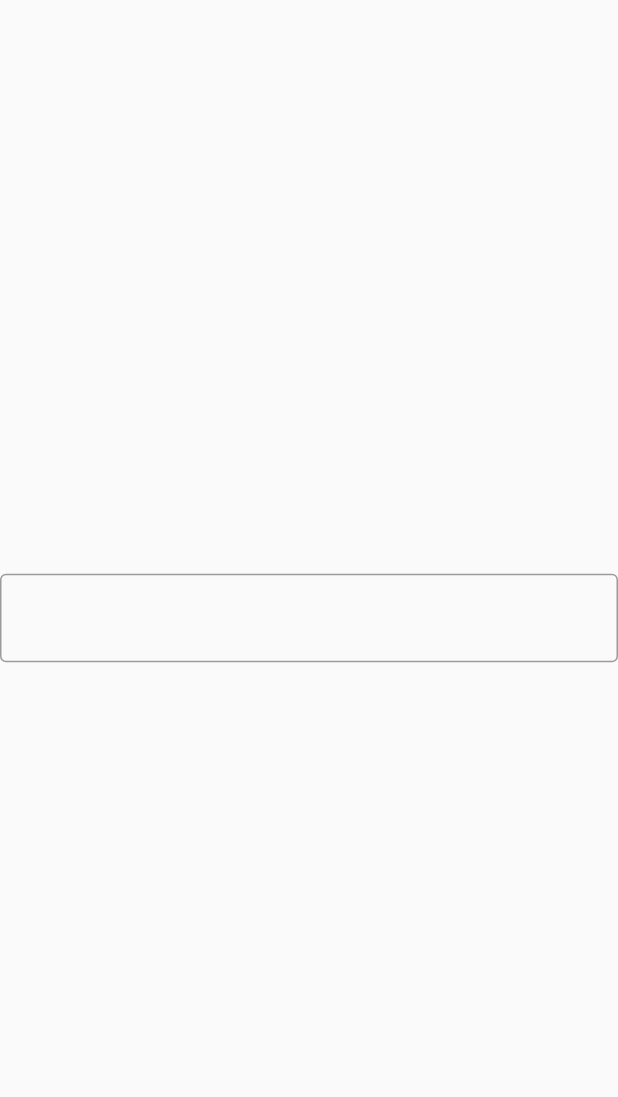
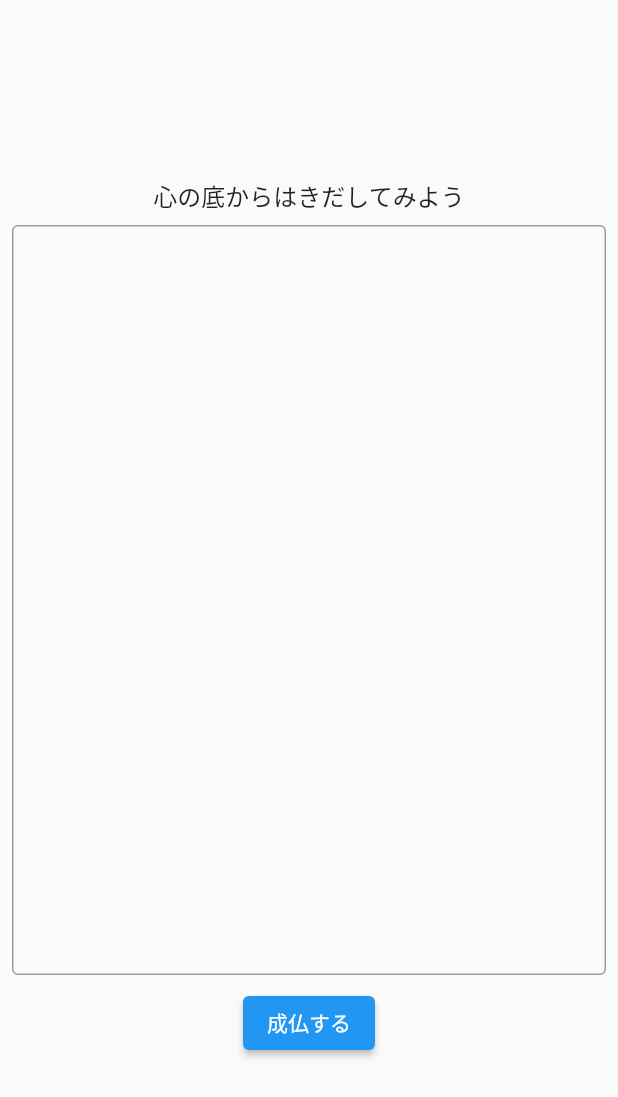
Before and after one commit to narumi0610/sufree, a Flutter app: the FormView screen opened directly, on a phone screen of 412 x 824 dp. Shown: the top 1097 px of the screen. Run offline on Flutter 3.47's test engine with Material 2 defaults, Android fonts, the phone set to English and light mode, and no system bars.

Commit message:
入力フォームの高さを変更

```diff
--- a/lib/views/form_view.dart
+++ b/lib/views/form_view.dart
@@ -1,4 +1,5 @@
 import 'package:flutter/material.dart';
+import 'package:sufree/views/home_view.dart';
 
 class FormView extends StatefulWidget {
   const FormView({super.key});
@@ -9,6 +10,7 @@ class FormView extends StatefulWidget {
 
 class _FormViewState extends State<FormView> {
   late TextEditingController _controller;
+
   @override
   void initState() {
     super.initState();
@@ -17,17 +19,37 @@ class _FormViewState extends State<FormView> {
 
   @override
   Widget build(BuildContext context) {
+    _controller.selection = TextSelection.fromPosition(
+      const TextPosition(offset: 0), //カーソルの位置を0にすることでカーソルの位置を頭に設定
+    );
+
     return Scaffold(
-      body: Column(
+      body: Container(
+        margin: const EdgeInsets.all(8),
+        child: Column(
           mainAxisAlignment: MainAxisAlignment.center,
           children: [
-          TextField(
+            Text('心の底からはきだしてみよう', style: TextStyle(fontSize: 16)),
+            SizedBox(height: 8),
+            Container(
+              height: 500,
+              child: TextField(
                 controller: _controller,
                 decoration: const InputDecoration(
                   border: OutlineInputBorder(),
                 ),
-          )
+                // 親Widgetに合わせて高さを変える
+                expands: true,
+                minLines: null,
+                maxLines: null,
+                textAlignVertical: TextAlignVertical.top,
+              ),
+            ),
+            SizedBox(height: 8),
+            ElevatedButton(
+                onPressed: () => Navigator.pop(context), child: Text('成仏する'))
           ],
+        ),
       ),
     );
   }
```
Lines whose indentation alone changed are shown as unchanged.
